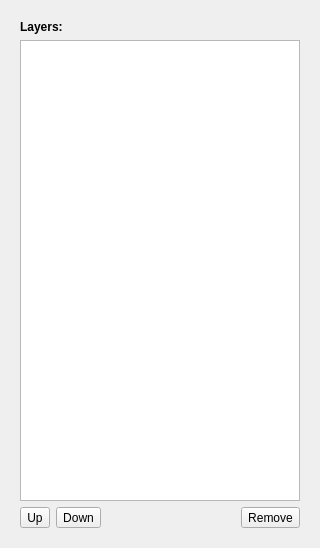
Above: ilastik-shell/applets/featureSelection/viewerControls.ui from ilastik/ilastik before the change. Below: the same form after it.
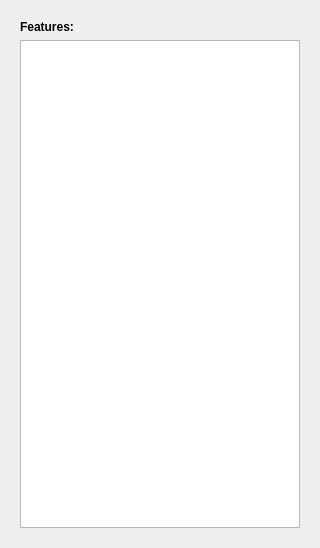
That is the form after the change. Icons and pictures are not drawn. Custom widgets are drawn as their Qt base class.

Commit message: FeatureSelection applet now uses a custom layer viewer that only shows one layer at a time.

```diff
--- a/ilastik-shell/applets/featureSelection/viewerControls.ui
+++ b/ilastik-shell/applets/featureSelection/viewerControls.ui
@@ -38,12 +38,12 @@
          </sizepolicy>
         </property>
         <property name="text">
-         <string>&lt;b&gt;Layers:&lt;/b&gt;</string>
+         <string>&lt;html&gt;&lt;head/&gt;&lt;body&gt;&lt;p&gt;&lt;span style=&quot; font-weight:600;&quot;&gt;Features:&lt;/span&gt;&lt;/p&gt;&lt;/body&gt;&lt;/html&gt;</string>
         </property>
        </widget>
       </item>
       <item>
-       <widget class="LayerWidget" name="layerWidget">
+       <widget class="QListWidget" name="listWidget">
         <property name="sizePolicy">
          <sizepolicy hsizetype="Preferred" vsizetype="Expanding">
           <horstretch>0</horstretch>
@@ -52,77 +52,11 @@
         </property>
        </widget>
       </item>
-      <item>
-       <layout class="QHBoxLayout" name="horizontalLayout_2">
-        <item>
-         <widget class="QToolButton" name="UpButton">
-          <property name="toolTip">
-           <string>move layer up</string>
-          </property>
-          <property name="text">
-           <string>Up</string>
-          </property>
-          <property name="icon">
-           <iconset>
-            <normaloff>icons/go-up.png</normaloff>icons/go-up.png</iconset>
-          </property>
-         </widget>
-        </item>
-        <item>
-         <widget class="QToolButton" name="DownButton">
-          <property name="toolTip">
-           <string>move layer down</string>
-          </property>
-          <property name="text">
-           <string>Down</string>
-          </property>
-          <property name="icon">
-           <iconset>
-            <normaloff>icons/go-down.png</normaloff>icons/go-down.png</iconset>
-          </property>
-         </widget>
-        </item>
-        <item>
-         <spacer name="horizontalSpacer">
-          <property name="orientation">
-           <enum>Qt::Horizontal</enum>
-          </property>
-          <property name="sizeHint" stdset="0">
-           <size>
-            <width>40</width>
-            <height>20</height>
-           </size>
-          </property>
-         </spacer>
-        </item>
-        <item>
-         <widget class="QToolButton" name="DeleteButton">
-          <property name="toolTip">
-           <string>delete layer</string>
-          </property>
-          <property name="text">
-           <string>Remove</string>
-          </property>
-          <property name="icon">
-           <iconset>
-            <normaloff>icons/list-remove.png</normaloff>icons/list-remove.png</iconset>
-          </property>
-         </widget>
-        </item>
-       </layout>
-      </item>
      </layout>
     </widget>
    </item>
   </layout>
  </widget>
- <customwidgets>
-  <customwidget>
-   <class>LayerWidget</class>
-   <extends>QListView</extends>
-   <header>volumina.widgets.layerwidget</header>
-  </customwidget>
- </customwidgets>
  <resources/>
  <connections/>
 </ui>
```
The commit also changes 1 other file.
